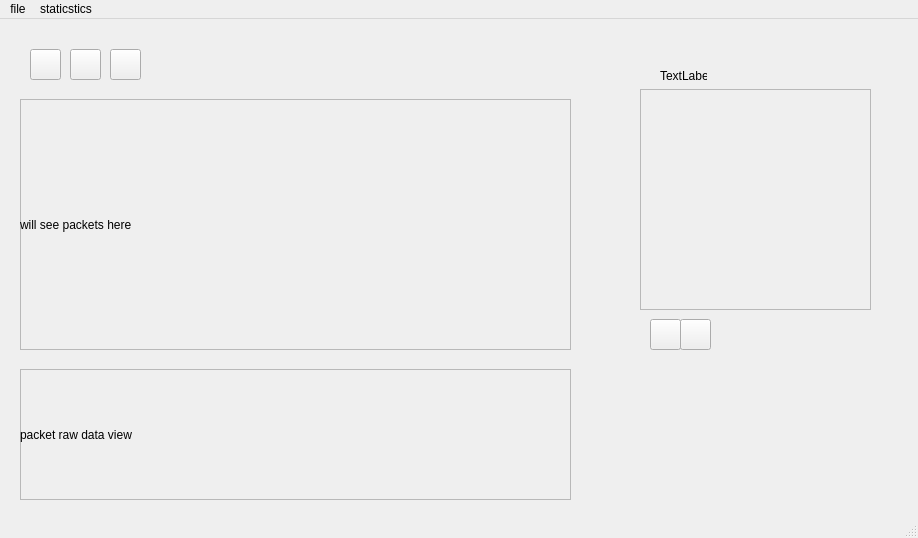
This is gui/GUI.ui in LiorM30/cyber-final as Qt 5 draws it before an edit. The edited form follows.
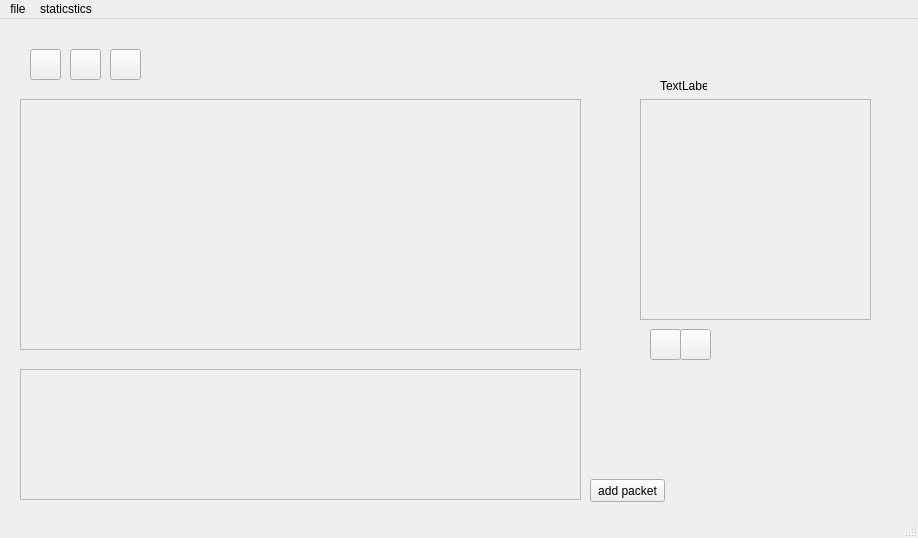
This is the edited form. Icons and pictures are not drawn.

Commit message: added packet view and data view

```diff
--- a/gui/GUI.ui
+++ b/gui/GUI.ui
@@ -27,7 +27,7 @@
     <property name="geometry">
      <rect>
       <x>680</x>
-      <y>300</y>
+      <y>310</y>
       <width>31</width>
       <height>31</height>
      </rect>
@@ -50,7 +50,7 @@
     <property name="geometry">
      <rect>
       <x>660</x>
-      <y>50</y>
+      <y>60</y>
       <width>47</width>
       <height>13</height>
      </rect>
@@ -63,7 +63,7 @@
     <property name="geometry">
      <rect>
       <x>640</x>
-      <y>70</y>
+      <y>80</y>
       <width>231</width>
       <height>221</height>
      </rect>
@@ -117,7 +117,7 @@
     <property name="geometry">
      <rect>
       <x>650</x>
-      <y>300</y>
+      <y>310</y>
       <width>31</width>
       <height>31</height>
      </rect>
@@ -193,79 +193,90 @@
       <normaloff>icons/restart_sniffing.png</normaloff>icons/restart_sniffing.png</iconset>
     </property>
    </widget>
-   <widget class="QFrame" name="frame">
+   <widget class="QScrollArea" name="packet_scroll_area">
     <property name="geometry">
      <rect>
       <x>20</x>
       <y>80</y>
-      <width>551</width>
+      <width>561</width>
       <height>251</height>
      </rect>
     </property>
-    <property name="frameShape">
-     <enum>QFrame::StyledPanel</enum>
+    <property name="widgetResizable">
+     <bool>true</bool>
     </property>
-    <property name="frameShadow">
-     <enum>QFrame::Raised</enum>
-    </property>
-    <property name="lineWidth">
-     <number>10</number>
-    </property>
-    <widget class="QWidget" name="verticalLayoutWidget_2">
+    <widget class="QWidget" name="scrollAreaWidgetContents">
      <property name="geometry">
       <rect>
        <x>0</x>
-       <y>-10</y>
-       <width>551</width>
-       <height>271</height>
+       <y>0</y>
+       <width>559</width>
+       <height>249</height>
       </rect>
      </property>
-     <layout class="QVBoxLayout" name="packets_layout">
-      <item>
-       <widget class="QLabel" name="label">
-        <property name="text">
-         <string>will see packets here</string>
-        </property>
-       </widget>
-      </item>
-     </layout>
+     <widget class="QWidget" name="verticalLayoutWidget_2">
+      <property name="geometry">
+       <rect>
+        <x>-1</x>
+        <y>-1</y>
+        <width>561</width>
+        <height>251</height>
+       </rect>
+      </property>
+      <layout class="QVBoxLayout" name="packet_layout">
+       <item>
+        <spacer name="verticalSpacer">
+         <property name="orientation">
+          <enum>Qt::Vertical</enum>
+         </property>
+         <property name="sizeHint" stdset="0">
+          <size>
+           <width>20</width>
+           <height>40</height>
+          </size>
+         </property>
+        </spacer>
+       </item>
+      </layout>
+     </widget>
     </widget>
    </widget>
-   <widget class="QFrame" name="frame_2">
+   <widget class="QScrollArea" name="packet_info_scroll">
     <property name="geometry">
      <rect>
       <x>20</x>
       <y>350</y>
-      <width>551</width>
+      <width>561</width>
       <height>131</height>
      </rect>
     </property>
-    <property name="frameShape">
-     <enum>QFrame::StyledPanel</enum>
+    <property name="widgetResizable">
+     <bool>true</bool>
     </property>
-    <property name="frameShadow">
-     <enum>QFrame::Raised</enum>
-    </property>
-    <widget class="QWidget" name="verticalLayoutWidget_3">
+    <widget class="QWidget" name="scrollAreaWidgetContents_3">
      <property name="geometry">
       <rect>
        <x>0</x>
        <y>0</y>
-       <width>551</width>
-       <height>131</height>
+       <width>559</width>
+       <height>129</height>
       </rect>
      </property>
-     <layout class="QVBoxLayout" name="packet_info_layout">
-      <item>
-       <widget class="QLabel" name="label_2">
-        <property name="text">
-         <string>packet raw data view</string>
-        </property>
-       </widget>
-      </item>
-     </layout>
     </widget>
    </widget>
+   <widget class="QPushButton" name="add_packet_button">
+    <property name="geometry">
+     <rect>
+      <x>590</x>
+      <y>460</y>
+      <width>75</width>
+      <height>23</height>
+     </rect>
+    </property>
+    <property name="text">
+     <string>add packet</string>
+    </property>
+   </widget>
   </widget>
   <widget class="QMenuBar" name="menubar">
    <property name="geometry">
```
Left out of the diff: 5 changed lines with no effect on the pictures. The commit also changes 5 other files.
